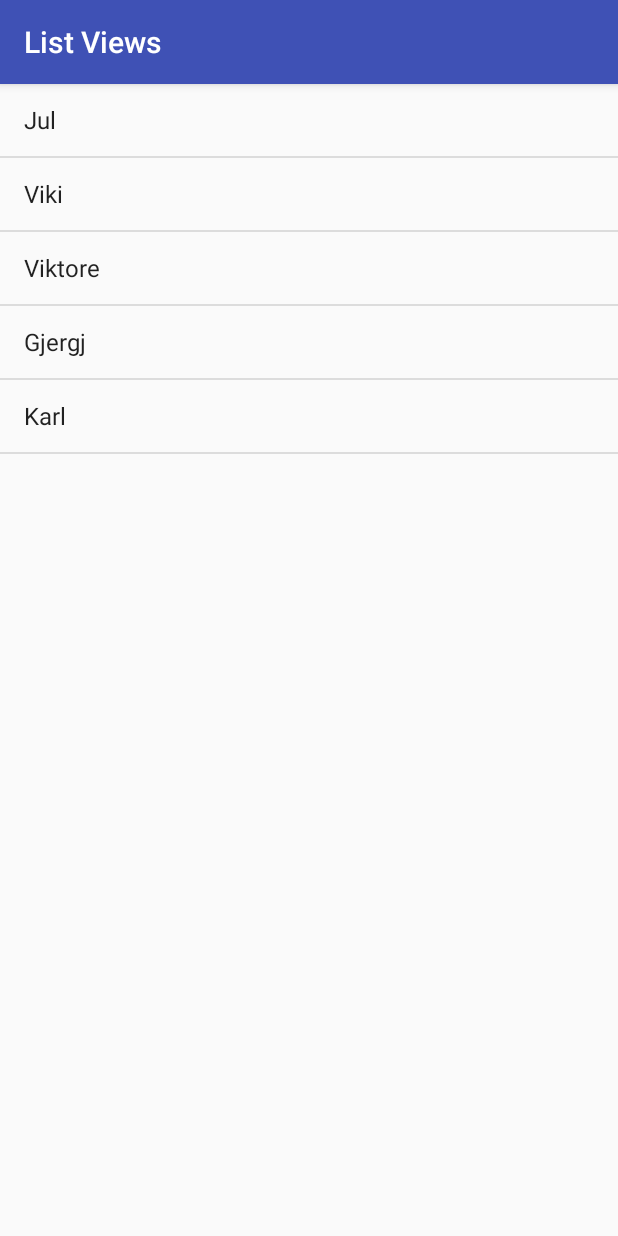
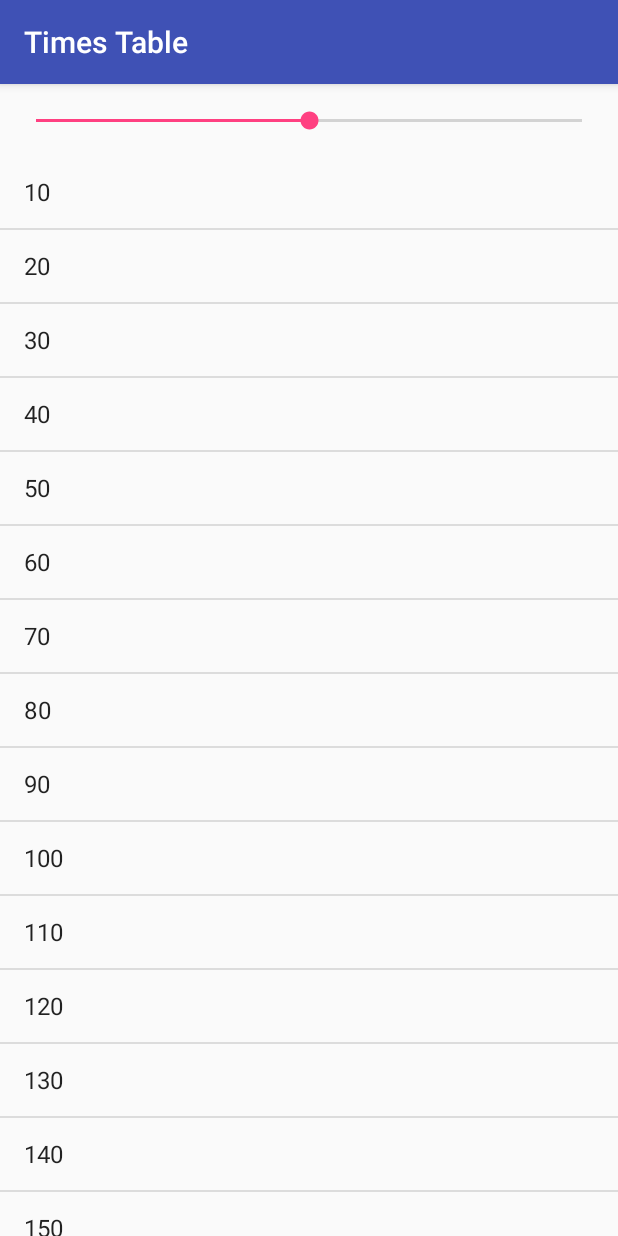
Before and after one commit to KDAndroidStudioCourse/ExampleApp, an Android app: the screen it shows after launch (MainActivity), on a phone screen of 412 x 824 dp. Run offline under Robolectric (Android 15) with nearby library versions, the light colour scheme and no system bars.

Commit message:
13. Times Table App

```diff
--- a/app/src/main/java/com/cj/darra/exampleapp/MainActivity.java
+++ b/app/src/main/java/com/cj/darra/exampleapp/MainActivity.java
@@ -7,6 +7,7 @@
 import android.widget.AdapterView;
 import android.widget.ArrayAdapter;
 import android.widget.ListView;
+import android.widget.SeekBar;
 import android.widget.Toast;
 
 import java.util.ArrayList;
@@ -19,18 +20,69 @@
     protected void onCreate(Bundle savedInstanceState) {
         super.onCreate(savedInstanceState);
         setContentView(R.layout.activity_main);
-        setTitle("List Views");
+        setTitle("Times Table");
 
-        ListView myListView = (ListView) findViewById(R.id.myListView);
+        final SeekBar seekBar = findViewById(R.id.seekBar);
 
-        final ArrayList<String> myFamily = new ArrayList<String>(asList("Jul", "Viki", "Viktore", "Gjergj", "Karl"));
+        final ListView myListView = findViewById(R.id.myListView);
 
-        ArrayAdapter<String> arrayAdapter = new ArrayAdapter<>(this, android.R.layout.simple_list_item_1, myFamily);
+        seekBar.setMax(20);
+        seekBar.setProgress(10);
+
+        seekBar.setOnSeekBarChangeListener(new SeekBar.OnSeekBarChangeListener() {
+            @Override
+            public void onProgressChanged(SeekBar seekBar, int i, boolean b) {
+                int min = 1;
+                int progress;
+
+                if (i < min) {
+                    progress = min;
+                    seekBar.setProgress(progress);
+                } else {
+                    progress = i;
+                }
+
+                final ArrayList<String> numbers = new ArrayList<>();
+
+                for (int j = 1; j<=100; j++) {
+                    numbers.add(Integer.toString(j*progress));
+                }
+
+                ArrayAdapter<String> arrayAdapter = new ArrayAdapter<>(MainActivity.this, android.R.layout.simple_list_item_1, numbers);
+
+                myListView.setAdapter(arrayAdapter);
+                myListView.setOnItemClickListener(new AdapterView.OnItemClickListener() {
+                    @Override
+                    public void onItemClick(AdapterView<?> adapterView, View view, int i, long l) {
+                        Toast.makeText(MainActivity.this,"" + numbers.get(i),Toast.LENGTH_LONG).show();
+                    }
+                });
+            }
+
+            @Override
+            public void onStartTrackingTouch(SeekBar seekBar) {
+
+            }
+
+            @Override
+            public void onStopTrackingTouch(SeekBar seekBar) {
+
+            }
+        });
+
+        final ArrayList<String> numbers = new ArrayList<>();
+
+        for (int j = 1; j<=100; j++) {
+            numbers.add(Integer.toString(j*10));
+        }
+
+        ArrayAdapter<String> arrayAdapter = new ArrayAdapter<>(MainActivity.this, android.R.layout.simple_list_item_1, numbers);
+
         myListView.setAdapter(arrayAdapter);
         myListView.setOnItemClickListener(new AdapterView.OnItemClickListener() {
             @Override
             public void onItemClick(AdapterView<?> adapterView, View view, int i, long l) {
-                Toast.makeText(MainActivity.this,"" + myFamily.get(i),Toast.LENGTH_LONG).show();
+                Toast.makeText(MainActivity.this,"" + numbers.get(i),Toast.LENGTH_LONG).show();
             }
         });
     }
--- a/app/src/main/res/layout/activity_main.xml
+++ b/app/src/main/res/layout/activity_main.xml
@@ -10,8 +10,22 @@
         android:id="@+id/myListView"
         android:layout_width="0dp"
         android:layout_height="0dp"
+        android:layout_marginTop="48dp"
         app:layout_constraintBottom_toBottomOf="parent"
         app:layout_constraintEnd_toEndOf="parent"
         app:layout_constraintStart_toStartOf="parent"
         app:layout_constraintTop_toTopOf="parent" />
+
+    <SeekBar
+        android:id="@+id/seekBar"
+        android:layout_width="0dp"
+        android:layout_height="wrap_content"
+        android:layout_marginBottom="16dp"
+        android:layout_marginEnd="8dp"
+        android:layout_marginStart="8dp"
+        android:layout_marginTop="16dp"
+        app:layout_constraintBottom_toTopOf="@+id/myListView"
+        app:layout_constraintEnd_toEndOf="parent"
+        app:layout_constraintStart_toStartOf="parent"
+        app:layout_constraintTop_toTopOf="parent" />
 </android.support.constraint.ConstraintLayout>
```
